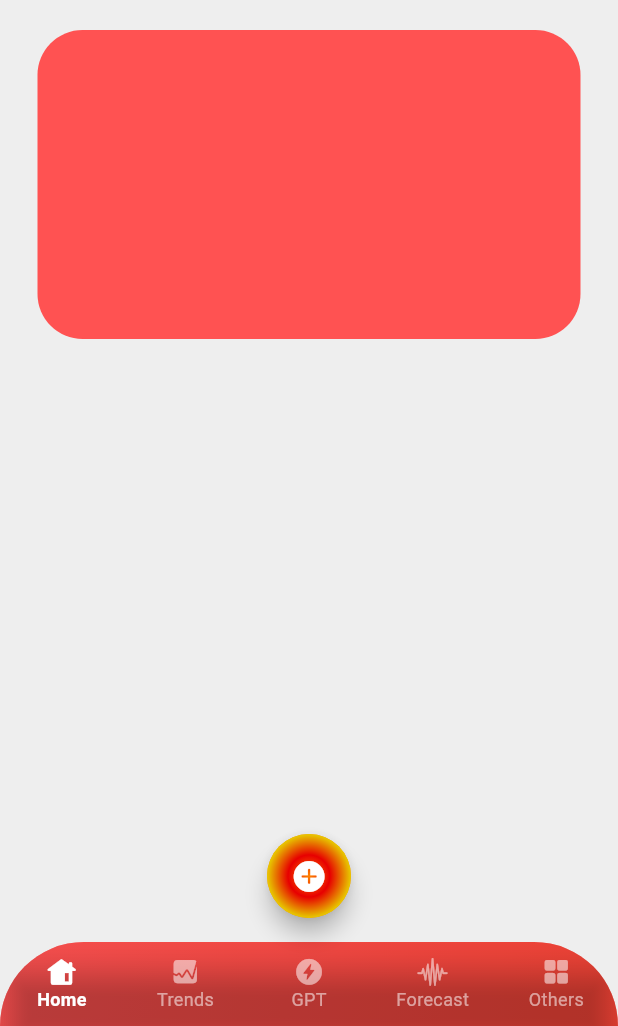
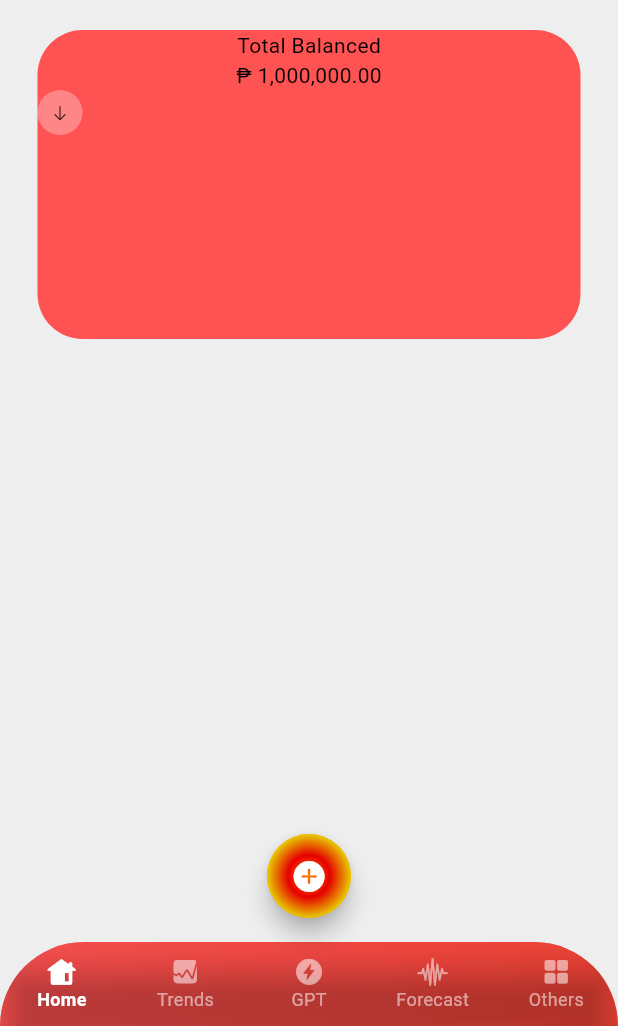
Before and after one commit to donyelqt/pera-pinoy, a Flutter app: the screen it shows after launch, on a phone screen of 412 x 824 dp, the part 210-1236 px from its top. Run offline on Flutter 3.47's test engine with Material 3 defaults, Android fonts, the phone set to English and light mode, and no system bars.

Commit message:
"Refactored MainScreen widget: removed unnecessary whitespace, added child widgets to Container, and reformatted code for better readability."

```diff
--- a/lib/screens/home/views/main_screen.dart
+++ b/lib/screens/home/views/main_screen.dart
@@ -18,8 +18,7 @@ class MainScreen extends StatelessWidget {
                 color: Colors.black87, // Black background
                 borderRadius: BorderRadius.circular(30), // Rounded corners
               ),
-              child:
-              Row(
+              child: Row(
                 mainAxisAlignment: MainAxisAlignment.spaceBetween,
                 children: [
                   Row(
@@ -44,8 +43,8 @@ class MainScreen extends StatelessWidget {
                       ),
                       const SizedBox(width: 8),
                       Column(
-                        crossAxisAlignment: CrossAxisAlignment
-                            .start, // Align text to the left
+                        crossAxisAlignment:
+                            CrossAxisAlignment.start, // Align text to the left
                         children: [
                           Text(
                             "Welcome to PeraPinoy!",
@@ -69,17 +68,53 @@ class MainScreen extends StatelessWidget {
                   ),
                   IconButton(
                       onPressed: () {},
-                      icon: Icon(CupertinoIcons.settings_solid, color: Colors.orangeAccent,)),
+                      icon: Icon(
+                        CupertinoIcons.settings,
+                        color: Colors.orangeAccent,
+                      )),
                 ],
               ),
             ),
-            const SizedBox(height: 20,),
+            const SizedBox(
+              height: 20,
+            ),
             Container(
               width: MediaQuery.of(context).size.width,
               height: MediaQuery.of(context).size.width / 2,
               decoration: BoxDecoration(
-                color: Colors.redAccent,
-                borderRadius: BorderRadius.circular(30)
+                  color: Colors.redAccent,
+                  borderRadius: BorderRadius.circular(30)),
+              child: Column(
+                children: [
+                  Text(
+                    "Total Balanced"
+                    ),
+                  Text(
+                    "₱ 1,000,000.00"
+                   ),
+                   Row(
+                    children: [
+                      Row(
+                        children: [
+                          Container(
+                            width: 30,
+                            height: 30,
+                            decoration: BoxDecoration(
+                              color: Colors.white30,
+                              shape: BoxShape.circle
+                            ),
+                            child: Center(
+                              child: Icon(
+                                CupertinoIcons.arrow_down,
+                                size: 12,
+                              )
+                            ),
+                          )
+                        ],
+                      )
+                    ],
+                   )
+                ],
               ),
             )
           ],
```
